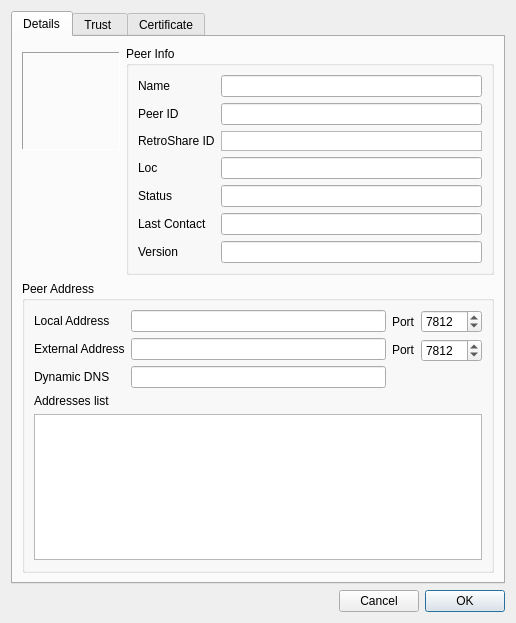
RetroShare/RetroShare, file retroshare-gui/src/gui/connect/ConfCertDialog.ui: the form before one commit.
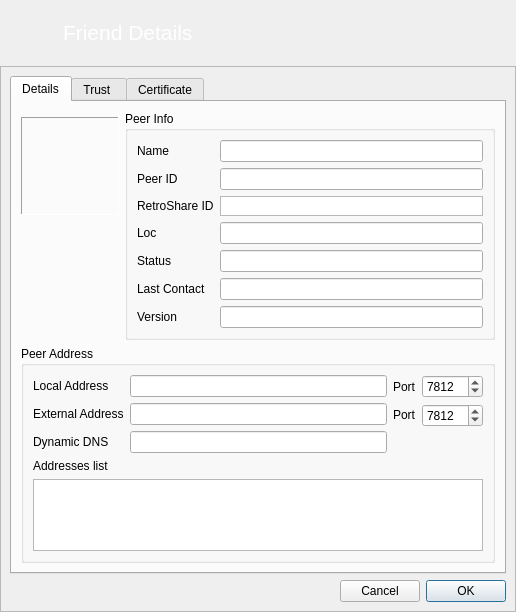
The form after the commit. The open tabs and pages were chosen to show the change. Icons and pictures are not drawn. Custom widgets are drawn as their Qt base class.

Commit message: Added a header to Friend Details

```diff
--- a/retroshare-gui/src/gui/connect/ConfCertDialog.ui
+++ b/retroshare-gui/src/gui/connect/ConfCertDialog.ui
@@ -7,7 +7,7 @@
     <x>0</x>
     <y>0</y>
     <width>516</width>
-    <height>623</height>
+    <height>602</height>
    </rect>
   </property>
   <property name="windowTitle">
@@ -17,47 +17,77 @@
    <iconset resource="../images.qrc">
     <normaloff>:/images/rstray3.png</normaloff>:/images/rstray3.png</iconset>
   </property>
+  <layout class="QGridLayout" name="gridLayout_5">
+   <property name="horizontalSpacing">
+    <number>6</number>
+   </property>
+   <property name="verticalSpacing">
+    <number>0</number>
+   </property>
+   <property name="margin">
+    <number>0</number>
+   </property>
+   <item row="0" column="0">
+    <widget class="QFrame" name="frame">
+     <property name="styleSheet">
+      <string notr="true">QFrame#frame{background-image: url(:/images/connect/connectFriendBanner.png);} 
+</string>
+     </property>
+     <property name="frameShape">
+      <enum>QFrame::NoFrame</enum>
+     </property>
+     <property name="frameShadow">
+      <enum>QFrame::Plain</enum>
+     </property>
   <layout class="QGridLayout" name="gridLayout">
-   <item row="1" column="0">
-    <layout class="QGridLayout" name="_12">
      <item row="0" column="0">
-      <spacer>
-       <property name="orientation">
-        <enum>Qt::Horizontal</enum>
-       </property>
-       <property name="sizeHint" stdset="0">
+       <widget class="QLabel" name="label_6">
+        <property name="minimumSize">
         <size>
-         <width>311</width>
-         <height>20</height>
-        </size>
-       </property>
-      </spacer>
-     </item>
-     <item row="0" column="2">
-      <widget class="QPushButton" name="applyButton">
-       <property name="toolTip">
-        <string>Apply and Close</string>
+          <width>48</width>
+          <height>48</height>
+         </size>
+        </property>
+        <property name="maximumSize">
+         <size>
+          <width>48</width>
+          <height>48</height>
+         </size>
        </property>
        <property name="text">
-        <string>OK</string>
-       </property>
-       <property name="autoDefault">
+         <string/>
+        </property>
+        <property name="pixmap">
+         <pixmap resource="../images.qrc">:/images/user/identityinfo48.png</pixmap>
+        </property>
+        <property name="scaledContents">
         <bool>false</bool>
        </property>
-       <property name="default">
-        <bool>true</bool>
-       </property>
       </widget>
      </item>
      <item row="0" column="1">
-      <widget class="QPushButton" name="cancelButton">
+       <widget class="QLabel" name="label_7">
        <property name="text">
-        <string>Cancel</string>
+         <string>&lt;!DOCTYPE HTML PUBLIC &quot;-//W3C//DTD HTML 4.0//EN&quot; &quot;http://www.w3.org/TR/REC-html40/strict.dtd&quot;&gt;
+&lt;html&gt;&lt;head&gt;&lt;meta name=&quot;qrichtext&quot; content=&quot;1&quot; /&gt;&lt;style type=&quot;text/css&quot;&gt;
+p, li { white-space: pre-wrap; }
+&lt;/style&gt;&lt;/head&gt;&lt;body style=&quot; font-family:'MS Shell Dlg 2'; font-size:8.25pt; font-weight:400; font-style:normal;&quot;&gt;
+&lt;p style=&quot; margin-top:0px; margin-bottom:0px; margin-left:0px; margin-right:0px; -qt-block-indent:0; text-indent:0px;&quot;&gt;&lt;span style=&quot; font-size:16pt; color:#ffffff;&quot;&gt;Friend Details&lt;/span&gt;&lt;/p&gt;&lt;/body&gt;&lt;/html&gt;</string>
        </property>
       </widget>
      </item>
     </layout>
+    </widget>
    </item>
+   <item row="1" column="0">
+    <widget class="QFrame" name="frame_2">
+     <property name="frameShape">
+      <enum>QFrame::StyledPanel</enum>
+     </property>
+     <property name="frameShadow">
+      <enum>QFrame::Raised</enum>
+     </property>
+     <layout class="QGridLayout" name="gridLayout_4">
    <item row="0" column="0">
     <widget class="QTabWidget" name="stabWidget">
      <property name="currentIndex">
@@ -231,8 +261,8 @@
          <property name="title">
           <string>Peer Address</string>
          </property>
-         <layout class="QVBoxLayout" name="_3">
-          <item>
+            <layout class="QGridLayout" name="gridLayout_6">
+             <item row="0" column="0" colspan="2">
            <layout class="QHBoxLayout" name="_4">
             <item>
              <layout class="QVBoxLayout" name="_5">
@@ -357,14 +387,14 @@
             </item>
            </layout>
           </item>
-          <item>
+             <item row="1" column="0" colspan="2">
            <widget class="QLabel" name="label_9">
             <property name="text">
              <string>Addresses list</string>
             </property>
            </widget>
           </item>
-          <item>
+             <item row="2" column="0" colspan="2">
            <widget class="QListWidget" name="ipAddressList">
             <property name="contextMenuPolicy">
              <enum>Qt::DefaultContextMenu</enum>
@@ -374,7 +404,7 @@
             </property>
            </widget>
           </item>
-          <item>
+             <item row="3" column="0">
            <spacer>
             <property name="orientation">
              <enum>Qt::Vertical</enum>
@@ -429,6 +459,9 @@
               <height>96</height>
              </size>
             </property>
+               <property name="styleSheet">
+                <string notr="true"/>
+               </property>
            </widget>
           </item>
          </layout>
@@ -771,6 +804,49 @@
        </item>
       </layout>
      </widget>
+       </widget>
+      </item>
+      <item row="1" column="0">
+       <layout class="QGridLayout" name="_12">
+        <item row="0" column="0">
+         <spacer>
+          <property name="orientation">
+           <enum>Qt::Horizontal</enum>
+          </property>
+          <property name="sizeHint" stdset="0">
+           <size>
+            <width>311</width>
+            <height>20</height>
+           </size>
+          </property>
+         </spacer>
+        </item>
+        <item row="0" column="2">
+         <widget class="QPushButton" name="applyButton">
+          <property name="toolTip">
+           <string>Apply and Close</string>
+          </property>
+          <property name="text">
+           <string>OK</string>
+          </property>
+          <property name="autoDefault">
+           <bool>false</bool>
+          </property>
+          <property name="default">
+           <bool>true</bool>
+          </property>
+         </widget>
+        </item>
+        <item row="0" column="1">
+         <widget class="QPushButton" name="cancelButton">
+          <property name="text">
+           <string>Cancel</string>
+          </property>
+         </widget>
+        </item>
+       </layout>
+      </item>
+     </layout>
     </widget>
    </item>
   </layout>
```
Left out of the diff: 4 changed lines with no effect on the pictures. Lines whose indentation alone changed are shown as unchanged.
